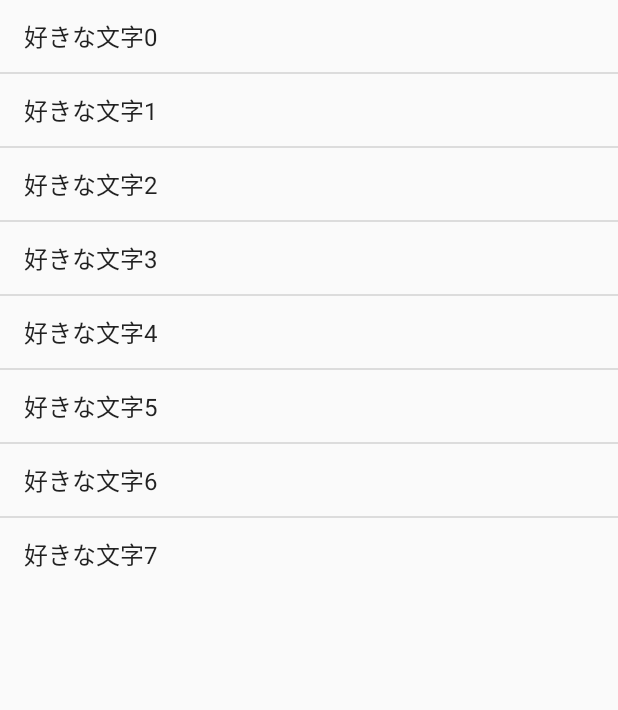
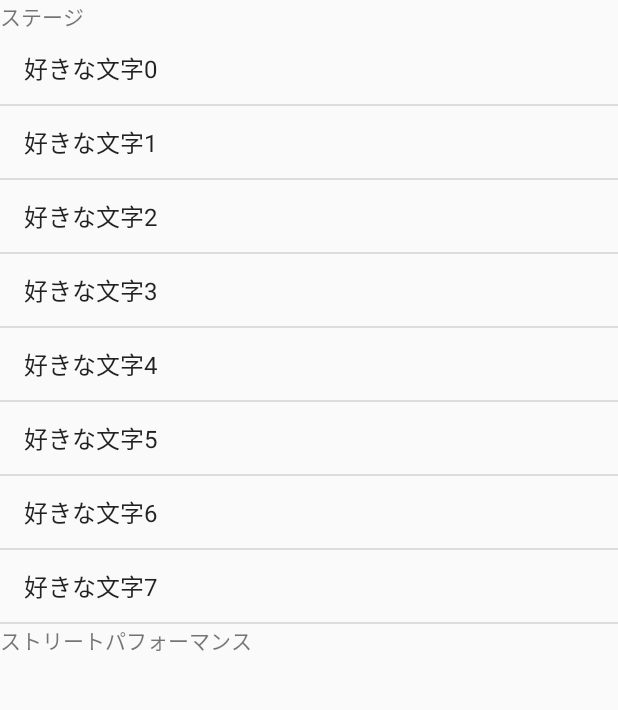
Before and after one commit to kentaro0113/55th_application, an Android app: the fragment HappiActivity placed in its activity, after a tap on an icon or button, on a phone screen of 412 x 824 dp, the part 144-854 px from its top. Run offline under Robolectric (Android 15) with nearby library versions, the phone set to English and light mode, and no system bars; 3 other taps on this screen came first.

Commit message:
2017/9/8 activity_kikakusearch.xml  listitem_kikaku.xml 追加 また色々直していただけると嬉しいです。 　　　　　　　　　佐々木

```diff
--- a/app/src/main/java/com/chibafes/chibafes55/FirstRunActivity.java
+++ b/app/src/main/java/com/chibafes/chibafes55/FirstRunActivity.java
@@ -27,7 +27,7 @@ public class FirstRunActivity extends Activity {
 
     public void onClickButton(View view) {
         // メインメニューへ遷移する
-        Intent intent = new Intent(FirstRunActivity.this, MainMenuActivity.class);
+        Intent intent = new Intent(FirstRunActivity.this, TimeTableActivity.class);
         startActivity(intent);
         // 処理が終わったらこのActivityを破棄する
         finish();
--- a/app/src/main/res/layout/activity_timetable.xml
+++ b/app/src/main/res/layout/activity_timetable.xml
@@ -3,8 +3,38 @@
     android:orientation="vertical" android:layout_width="match_parent"
     android:layout_height="match_parent">
 
-    <ListView
-        android:id="@+id/list_timetable"
+    <ScrollView
         android:layout_width="match_parent"
-        android:layout_height="wrap_content" />
+        android:layout_height="match_parent">
+
+        <LinearLayout
+            android:layout_width="match_parent"
+            android:layout_height="wrap_content"
+            android:orientation="vertical">
+
+            <TextView
+                android:id="@+id/textView3"
+                android:layout_width="match_parent"
+                android:layout_height="wrap_content"
+                android:text="ステージ" />
+
+            <com.chibafes.chibafes55.MeasureListView
+                android:id="@+id/list_timetable"
+                android:layout_width="match_parent"
+                android:layout_height="match_parent" />
+
+            <TextView
+                android:id="@+id/textView2"
+                android:layout_width="match_parent"
+                android:layout_height="wrap_content"
+                android:text="ストリートパフォーマンス" />
+
+            <com.chibafes.chibafes55.MeasureListView
+                android:id="@+id/list_timetable2"
+                android:layout_width="match_parent"
+                android:layout_height="match_parent" />
+
+        </LinearLayout>
+    </ScrollView>
+
 </LinearLayout>
```
Also changed, not shown: app/src/main/res/layout/activity_kikakusearch.xml (added, +107 -0 lines), app/src/main/res/layout/listitem_kikaku.xml (added, +38 -0 lines), 2 other files.
